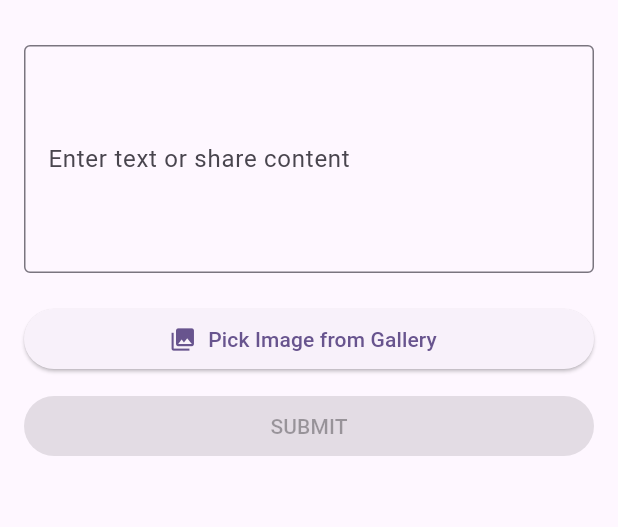
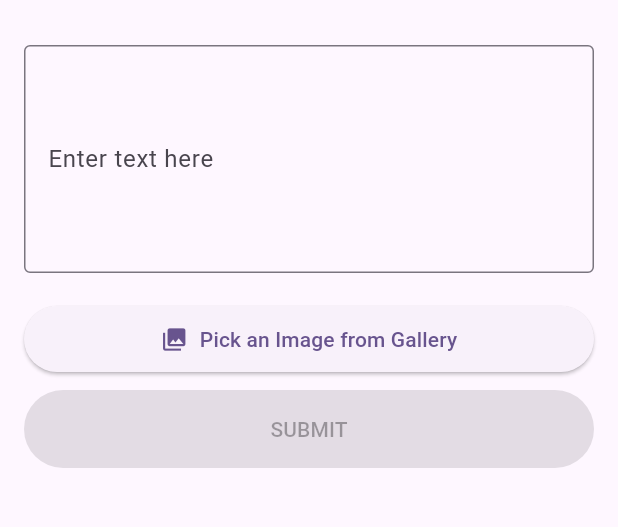
Before and after one commit to KILLERGTG01/vit_projekt1, a Flutter app: the screen it shows after launch, on a phone screen of 412 x 824 dp, the part 63-590 px from its top. Run offline on Flutter 3.47's test engine with Material 3 defaults, Android fonts, the phone set to English and light mode, and no system bars; our stand-ins replace image_picker, logger.

Commit message:
App working

```diff
--- a/lib/screens/home_screen.dart
+++ b/lib/screens/home_screen.dart
@@ -1,8 +1,5 @@
-import 'dart:async';
-import 'dart:io';
 import 'package:flutter/material.dart';
 import 'package:provider/provider.dart';
-import 'package:receive_sharing_intent/receive_sharing_intent.dart';
 import '../providers/app_provider.dart';
 
 class HomeScreen extends StatefulWidget {
@@ -13,37 +10,10 @@ class HomeScreen extends StatefulWidget {
 }
 
 class _HomeScreenState extends State<HomeScreen> {
-  late StreamSubscription _intentDataStreamSubscription;
   final TextEditingController _textController = TextEditingController();
-
-@override
-void initState() {
-  super.initState();
-
-  final provider = Provider.of<AppProvider>(context, listen: false);
-  _intentDataStreamSubscription =
-      ReceiveSharingIntent.instance.getMediaStream().listen((List<SharedMediaFile> files) {
-    if (files.isNotEmpty) {
-      provider.setSharedImage(File(files.first.path));
-      _textController.clear();
-    }
-  }, onError: (err) {
-    debugPrint("getMediaStream error: $err");
-  });
-
-  ReceiveSharingIntent.instance.getInitialMedia().then((List<SharedMediaFile> files) {
-    if (files.isNotEmpty) {
-      provider.setSharedImage(File(files.first.path));
-      _textController.clear();
-    }
-    ReceiveSharingIntent.instance.reset();
-  });
-}
-
 
   @override
   void dispose() {
-    _intentDataStreamSubscription.cancel();
     _textController.dispose();
     super.dispose();
   }
@@ -52,14 +22,16 @@ void initState() {
   Widget build(BuildContext context) {
     return Consumer<AppProvider>(
       builder: (context, provider, child) {
-        if (_textController.text != provider.inputText && provider.pickedImage == null) {
-            _textController.text = provider.inputText;
+        // Clear the text field if an image is picked
+        if (provider.pickedImage != null && _textController.text.isNotEmpty) {
+          _textController.clear();
         }
 
         return Scaffold(
           appBar: AppBar(
             title: const Text('VIT Project'),
             actions: [
+              // Show a clear button only if there is something to clear
               if(provider.inputText.isNotEmpty || provider.pickedImage != null)
                 IconButton(
                   icon: const Icon(Icons.clear),
@@ -76,9 +48,10 @@ void initState() {
               child: Column(
                 crossAxisAlignment: CrossAxisAlignment.stretch,
                 children: [
+                  // This widget displays the selected image preview
                   if (provider.pickedImage != null)
                     Container(
-                      height: 200,
+                      height: 250,
                       margin: const EdgeInsets.only(bottom: 16),
                       decoration: BoxDecoration(
                         borderRadius: BorderRadius.circular(12),
@@ -89,27 +62,39 @@ void initState() {
                         ),
                       ),
                     ),
+                  // Text input field
                   TextField(
                     controller: _textController,
                     onChanged: (text) => provider.setInputText(text),
                     decoration: const InputDecoration(
-                      labelText: 'Enter text or share content',
+                      labelText: 'Enter text here',
                       border: OutlineInputBorder(),
                     ),
                     maxLines: 5,
+                    // Disable the text field if an image is selected
                     enabled: provider.pickedImage == null,
                   ),
                   const SizedBox(height: 20),
+
+                  // The button to pick an image from the gallery
                   ElevatedButton.icon(
                     onPressed: provider.pickImageFromGallery,
                     icon: const Icon(Icons.photo_library),
-                    label: const Text('Pick Image from Gallery'),
+                    label: const Text('Pick an Image from Gallery'),
+                    style: ElevatedButton.styleFrom(
+                      padding: const EdgeInsets.symmetric(vertical: 12)
+                    ),
                   ),
                   const SizedBox(height: 10),
+
+                  // Submit button
                   FilledButton(
                     onPressed: (provider.inputText.isNotEmpty || provider.pickedImage != null)
                         ? () => provider.submitData(context)
-                        : null,
+                        : null, // Button is disabled if there's no input
+                    style: FilledButton.styleFrom(
+                      padding: const EdgeInsets.symmetric(vertical: 16)
+                    ),
                     child: const Text('SUBMIT'),
                   ),
                 ],
--- a/pubspec.yaml
+++ b/pubspec.yaml
@@ -35,10 +35,11 @@ dependencies:
   # Use with the CupertinoIcons class for iOS style icons.
   cupertino_icons: ^1.0.8
   provider: ^6.1.2
-  receive_sharing_intent: ^1.8.1
   image_picker: ^1.0.7
   http: ^1.2.1
   path_provider: ^2.1.3
+  logger: ^2.6.1
+  http_parser: ^4.1.2
 dev_dependencies:
   flutter_test:
     sdk: flutter
```
Also changed, not shown: lib/api/api_service.dart (+47 -18 lines), lib/providers/app_provider.dart (+1 -6 lines), pubspec.lock.
